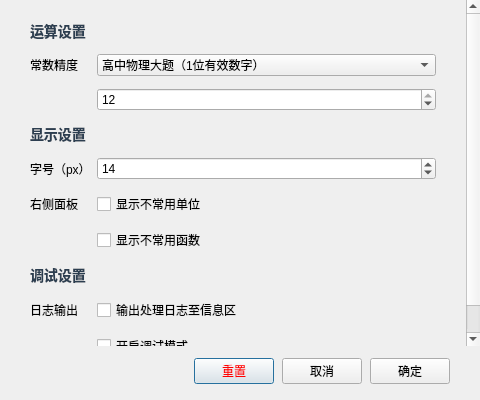
Qt form ui/settings.ui (ljx-13/DimCalculator) before a commit.
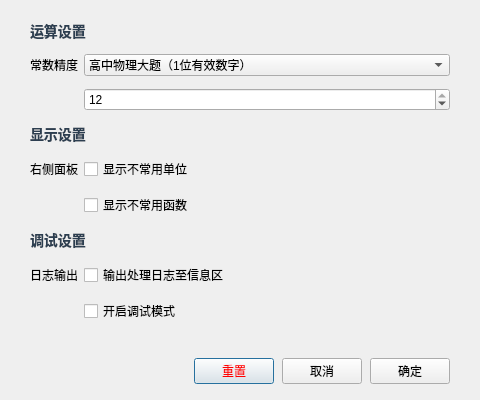
The same form after that commit.

Commit message: 删除字号设置项，增加自动高DPI适配

```diff
--- a/ui/settings.ui
+++ b/ui/settings.ui
@@ -155,47 +155,27 @@
         </widget>
        </item>
        <item row="4" column="0">
-        <widget class="QLabel" name="label_3">
-         <property name="text">
-          <string>字号（px）</string>
-         </property>
-        </widget>
-       </item>
-       <item row="4" column="1">
-        <widget class="QSpinBox" name="chooseFontSize">
-         <property name="minimum">
-          <number>10</number>
-         </property>
-         <property name="maximum">
-          <number>30</number>
-         </property>
-         <property name="value">
-          <number>14</number>
-         </property>
-        </widget>
-       </item>
-       <item row="5" column="0">
         <widget class="QLabel" name="label">
          <property name="text">
           <string>右侧面板</string>
          </property>
         </widget>
        </item>
-       <item row="5" column="1">
+       <item row="4" column="1">
         <widget class="QCheckBox" name="checkUnusualUnit">
          <property name="text">
           <string>显示不常用单位</string>
          </property>
         </widget>
        </item>
-       <item row="6" column="1">
+       <item row="5" column="1">
         <widget class="QCheckBox" name="checkUnusualFunc">
          <property name="text">
           <string>显示不常用函数</string>
          </property>
         </widget>
        </item>
-       <item row="7" column="0" colspan="2">
+       <item row="6" column="0" colspan="2">
         <widget class="QLabel" name="_debug">
          <property name="styleSheet">
           <string notr="true">font-weight: bold; color: #2c3e50; font-size: 14px;</string>
@@ -205,21 +185,21 @@
          </property>
         </widget>
        </item>
-       <item row="8" column="0">
+       <item row="7" column="0">
         <widget class="QLabel" name="label_5">
          <property name="text">
           <string>日志输出</string>
          </property>
         </widget>
        </item>
-       <item row="8" column="1">
+       <item row="7" column="1">
         <widget class="QCheckBox" name="output2infoArea">
          <property name="text">
           <string>输出处理日志至信息区</string>
          </property>
         </widget>
        </item>
-       <item row="9" column="1">
+       <item row="8" column="1">
         <widget class="QCheckBox" name="startDebug">
          <property name="text">
           <string>开启调试模式</string>
```
The commit also changes 2 other files.
